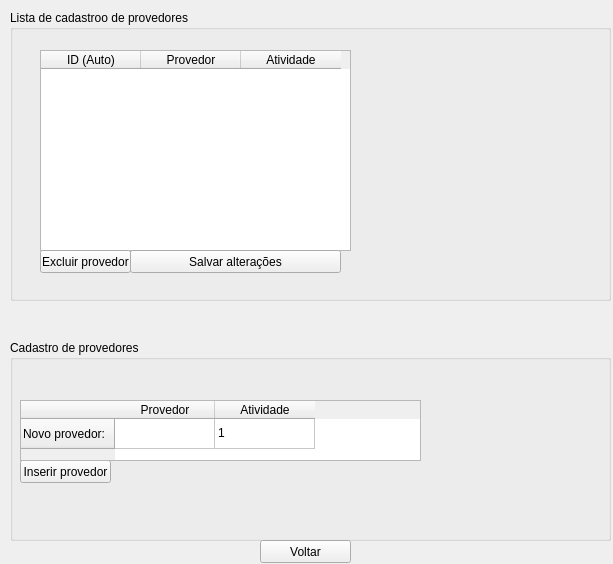
The window that ui/tela_cadastro_provedor.ui (FTACSP/prototype) describes before a commit, drawn with Qt 5.
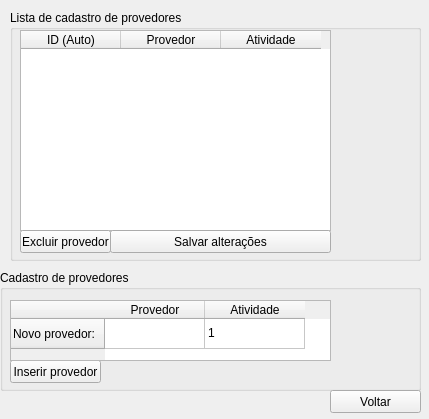
The same window after the commit.

Patch:
```diff
--- a/ui/tela_cadastro_provedor.ui
+++ b/ui/tela_cadastro_provedor.ui
@@ -9,8 +9,8 @@
    <rect>
     <x>0</x>
     <y>0</y>
-    <width>613</width>
-    <height>564</height>
+    <width>429</width>
+    <height>419</height>
    </rect>
   </property>
   <property name="focusPolicy">
@@ -24,18 +24,18 @@
     <rect>
      <x>10</x>
      <y>10</y>
-     <width>601</width>
-     <height>291</height>
+     <width>411</width>
+     <height>251</height>
     </rect>
    </property>
    <property name="title">
-    <string>Lista de cadastroo de provedores</string>
+    <string>Lista de cadastro de provedores</string>
    </property>
    <widget class="QTableWidget" name="tableWidget">
     <property name="geometry">
      <rect>
-      <x>30</x>
-      <y>40</y>
+      <x>10</x>
+      <y>20</y>
       <width>311</width>
       <height>201</height>
      </rect>
@@ -65,8 +65,8 @@
    <widget class="QPushButton" name="pushButton_9">
     <property name="geometry">
      <rect>
-      <x>30</x>
-      <y>240</y>
+      <x>10</x>
+      <y>220</y>
       <width>91</width>
       <height>23</height>
      </rect>
@@ -78,9 +78,9 @@
    <widget class="QPushButton" name="pushButton_10">
     <property name="geometry">
      <rect>
-      <x>120</x>
-      <y>240</y>
-      <width>211</width>
+      <x>100</x>
+      <y>220</y>
+      <width>221</width>
       <height>23</height>
      </rect>
     </property>
@@ -92,10 +92,10 @@
   <widget class="QGroupBox" name="groupBox_3">
    <property name="geometry">
     <rect>
-     <x>10</x>
-     <y>340</y>
-     <width>601</width>
-     <height>201</height>
+     <x>0</x>
+     <y>270</y>
+     <width>421</width>
+     <height>121</height>
     </rect>
    </property>
    <property name="title">
@@ -105,7 +105,7 @@
     <property name="geometry">
      <rect>
       <x>10</x>
-      <y>120</y>
+      <y>90</y>
       <width>91</width>
       <height>23</height>
      </rect>
@@ -118,8 +118,8 @@
     <property name="geometry">
      <rect>
       <x>10</x>
-      <y>60</y>
-      <width>401</width>
+      <y>30</y>
+      <width>321</width>
       <height>61</height>
      </rect>
     </property>
@@ -154,8 +154,8 @@
   <widget class="QPushButton" name="pushButton_6">
    <property name="geometry">
     <rect>
-     <x>260</x>
-     <y>540</y>
+     <x>330</x>
+     <y>390</y>
      <width>91</width>
      <height>23</height>
     </rect>
```
